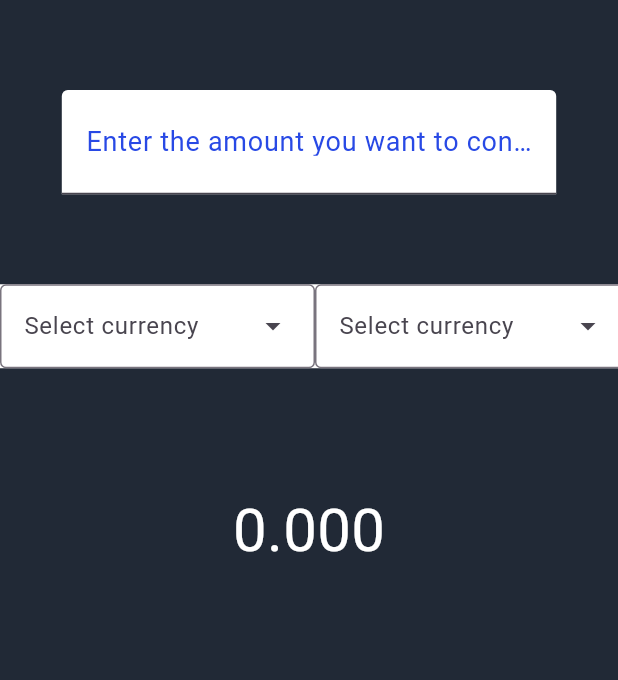
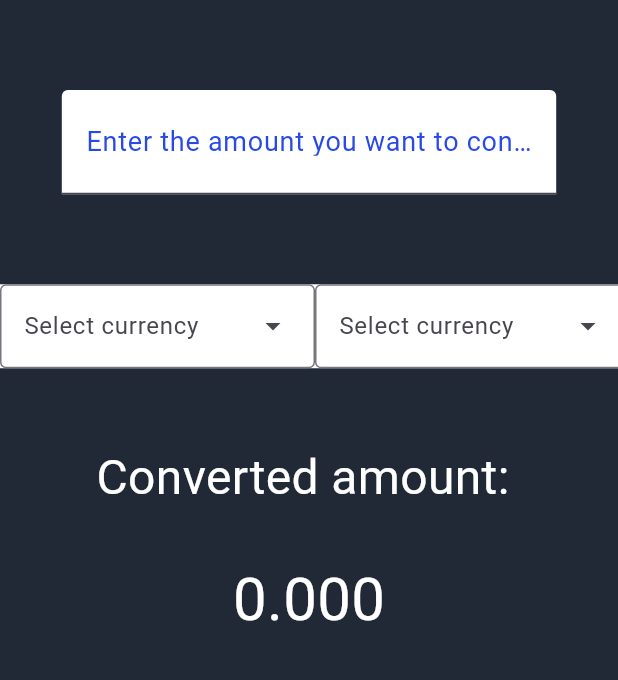
Before and after one commit to HaidarAmin/currency-convertor, a Flutter app: the screen it shows after launch, on a phone screen of 412 x 824 dp, the part 84-764 px from its top. Run offline on Flutter 3.47's test engine with Material 3 defaults, Android fonts, the phone set to English and light mode, and no system bars.

Commit message:
Update home.dart

```diff
--- a/lib/home.dart
+++ b/lib/home.dart
@@ -223,6 +223,10 @@ class _HomeState extends State<Home> {
                   const SizedBox(
                     height: 50,
                   ),
+                  const Text(
+                    'Converted amount: ',
+                    style: TextStyle(fontSize: 32, color: Colors.white),
+                  ),
                   const SizedBox(
                     height: 30,
                   ),
```
